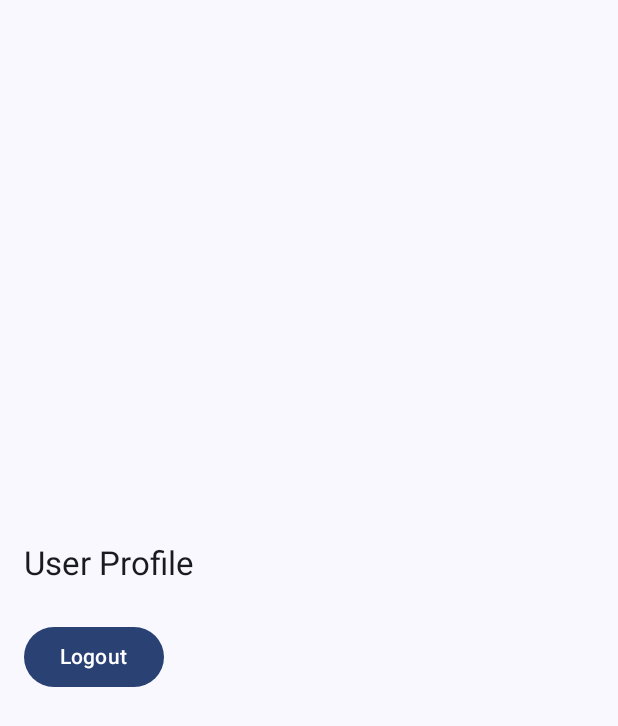
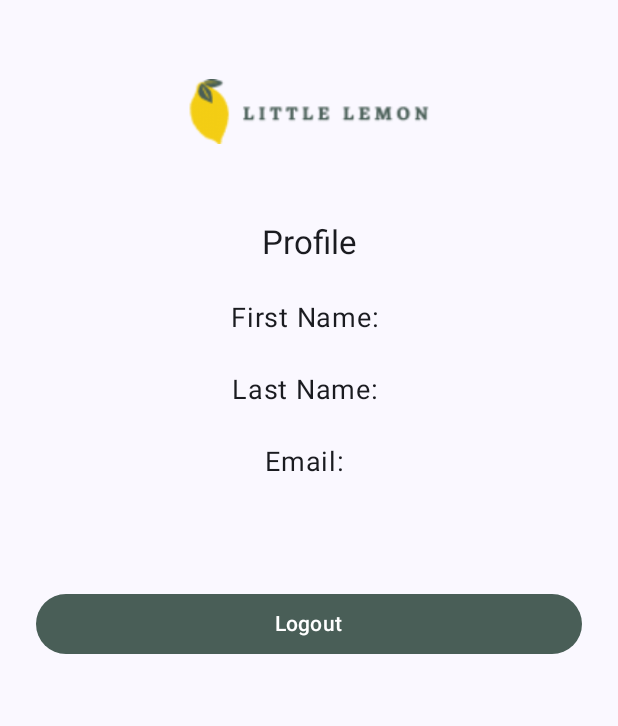
Before and after one commit to JesusECB/LittleLemonAndroid, an Android app built with Jetpack Compose: the HomeScreen screen opened through its navigation route, after a tap on "Go to Profile", on a phone screen of 412 x 824 dp. Shown: the top 726 px of the screen. Run offline under Robolectric (Android 15) with nearby library versions, the phone set to English and light mode, and no system bars.

Commit message:
✅ Fix navigation logic on app launch and ensure logout clears user data

```diff
--- a/app/src/main/java/com/example/littlelemon/Home.kt
+++ b/app/src/main/java/com/example/littlelemon/Home.kt
@@ -1,31 +1,55 @@
 package com.example.littlelemon
 
+import android.content.Context
+import androidx.compose.foundation.Image
 import androidx.compose.foundation.layout.*
 import androidx.compose.material3.*
-import androidx.compose.runtime.Composable
+import androidx.compose.runtime.*
+import androidx.compose.ui.Alignment
 import androidx.compose.ui.Modifier
+import androidx.compose.ui.platform.LocalContext
+import androidx.compose.ui.res.painterResource
 import androidx.compose.ui.tooling.preview.Preview
 import androidx.compose.ui.unit.dp
 import androidx.navigation.NavHostController
 import androidx.navigation.compose.rememberNavController
+import androidx.compose.ui.graphics.Color
 
 @Composable
 fun HomeScreen(navController: NavHostController) {
+    val context = LocalContext.current
+    val sharedPreferences = context.getSharedPreferences("LittleLemon", Context.MODE_PRIVATE)
+    val firstName = sharedPreferences.getString("firstName", "") ?: ""
+
     Column(
         modifier = Modifier
             .fillMaxSize()
-            .padding(16.dp),
-        verticalArrangement = Arrangement.Center
+            .padding(24.dp),
+        verticalArrangement = Arrangement.spacedBy(24.dp),
+        horizontalAlignment = Alignment.CenterHorizontally
     ) {
+        // Logo
+        Image(
+            painter = painterResource(id = R.drawable.logo),
+            contentDescription = "Little Lemon Logo",
+            modifier = Modifier
+                .height(100.dp)
+                .width(200.dp)
+        )
+
+        // Welcome message
         Text(
-            text = "Welcome to the Home screen!",
+            text = "Welcome, $firstName!",
             style = MaterialTheme.typography.titleLarge
         )
-        Spacer(modifier = Modifier.height(24.dp))
+
+        // Profile navigation button
         Button(
-            onClick = {
-                navController.navigate(ProfileDestination.route)
-            }
+            onClick = { navController.navigate(ProfileDestination.route) },
+            colors = ButtonDefaults.buttonColors(
+                containerColor = Color(0xFF495E57),
+                contentColor = Color.White
+            )
         ) {
             Text("Go to Profile")
         }
--- a/app/src/main/java/com/example/littlelemon/MainActivity.kt
+++ b/app/src/main/java/com/example/littlelemon/MainActivity.kt
@@ -29,9 +29,9 @@ class MainActivity : ComponentActivity() {
                     val isLoggedIn = sharedPreferences.getString("firstName", null) != null
 
                     val startDestination = if (isLoggedIn) {
+                        HomeDestination.route
+                    } else {
                         OnboardingDestination.route
-                    } else {
-                        HomeDestination.route
                     }
 
                     NavigationComposable(
--- a/app/src/main/java/com/example/littlelemon/Profile.kt
+++ b/app/src/main/java/com/example/littlelemon/Profile.kt
@@ -1,42 +1,68 @@
 package com.example.littlelemon
 
 import android.content.Context
+import androidx.compose.foundation.Image
 import androidx.compose.foundation.layout.*
 import androidx.compose.material3.*
-import androidx.compose.runtime.Composable
+import androidx.compose.runtime.*
+import androidx.compose.ui.Alignment
 import androidx.compose.ui.Modifier
 import androidx.compose.ui.platform.LocalContext
 import androidx.compose.ui.tooling.preview.Preview
 import androidx.compose.ui.unit.dp
+import androidx.compose.ui.unit.sp
 import androidx.navigation.NavHostController
 import androidx.navigation.compose.rememberNavController
+import androidx.compose.ui.graphics.Color
+import androidx.compose.ui.res.painterResource
 
 @Composable
 fun ProfileScreen(navController: NavHostController) {
     val context = LocalContext.current
+    val sharedPreferences = context.getSharedPreferences("LittleLemon", Context.MODE_PRIVATE)
+
+    val firstName = sharedPreferences.getString("firstName", "") ?: ""
+    val lastName = sharedPreferences.getString("lastName", "") ?: ""
+    val email = sharedPreferences.getString("email", "") ?: ""
 
     Column(
         modifier = Modifier
             .fillMaxSize()
-            .padding(16.dp),
-        verticalArrangement = Arrangement.Center
+            .padding(24.dp),
+        verticalArrangement = Arrangement.spacedBy(24.dp),
+        horizontalAlignment = Alignment.CenterHorizontally
     ) {
+        // Logo
+        Image(
+            painter = painterResource(id = R.drawable.logo),
+            contentDescription = "Little Lemon Logo",
+            modifier = Modifier
+                .height(100.dp)
+                .width(200.dp)
+        )
         Text(
-            text = "User Profile",
+            text = "Profile",
             style = MaterialTheme.typography.titleLarge
         )
+
+        Text("First Name: $firstName", fontSize = 18.sp)
+        Text("Last Name: $lastName", fontSize = 18.sp)
+        Text("Email: $email", fontSize = 18.sp)
+
         Spacer(modifier = Modifier.height(24.dp))
+
         Button(
             onClick = {
-                // Clear user data
-                val prefs = context.getSharedPreferences("LittleLemon", Context.MODE_PRIVATE)
-                prefs.edit().clear().apply()
-
-                // Navigate back to Onboarding
+                sharedPreferences.edit().clear().apply()
                 navController.navigate(OnboardingDestination.route) {
-                    popUpTo(0) // Elimina el back stack para no volver atrás con el botón
+                    popUpTo(0)
                 }
-            }
+            },
+            colors = ButtonDefaults.buttonColors(
+                containerColor = Color(0xFF495E57),
+                contentColor = Color.White
+            ),
+            modifier = Modifier.fillMaxWidth()
         ) {
             Text("Logout")
         }
```
